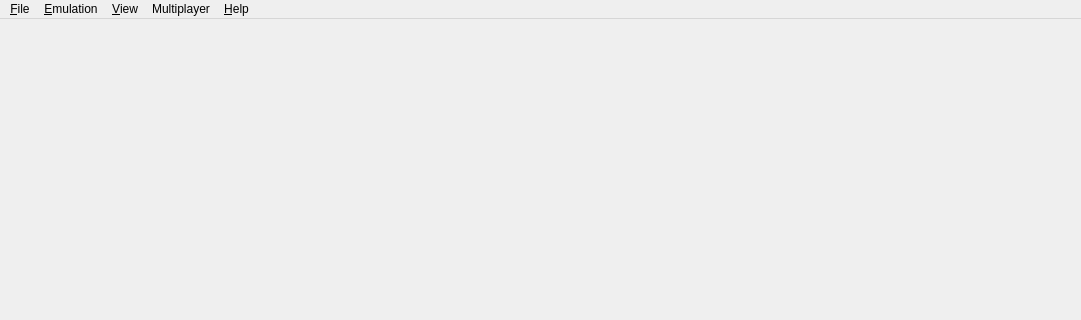
The window that src/citra_qt/main.ui (dd199/citra) describes before a commit, drawn with Qt 5; both pictures show x 0 to 1081 and y 0 to 320 of the 1081 by 730 pixel window.
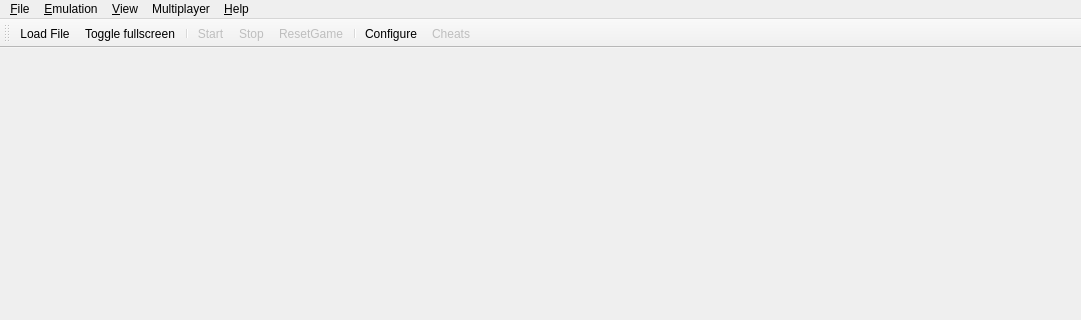
The same window after the commit. Icons and pictures are not drawn.

Commit message: [Qt] toolbar (add option "showToolbar" Shortcut "CTRL+D" )

What changed in the file:
```diff
--- a/src/citra_qt/main.ui
+++ b/src/citra_qt/main.ui
@@ -149,6 +149,38 @@
    <addaction name="menu_Multiplayer"/>
    <addaction name="menu_Help"/>
   </widget>
+    <widget class="QToolBar" name="toolbar">
+      <property name="enabled">
+        <bool>true</bool>
+      </property>
+      <property name="windowTitle">
+        <string>Toolbar</string>
+      </property>
+      <property name="iconSize">
+        <size>
+          <width>35</width>
+          <height>30</height>
+        </size>
+      </property>
+      <property name="floatable">
+        <bool>false</bool>
+      </property>
+      <attribute name="toolBarArea">
+        <enum>TopToolBarArea</enum>
+      </attribute>
+      <attribute name="toolBarBreak">
+        <bool>false</bool>
+      </attribute>
+      <addaction name="action_Toolbar_Load_File"/>
+      <addaction name="action_Toolbar_Toggle_Fullscreen"/>
+      <addaction name="separator"/>
+      <addaction name="action_Toolbar_Start_Pause"/>
+      <addaction name="action_Toolbar_Stop"/>
+      <addaction name="action_Toolbar_Reset"/>
+      <addaction name="separator"/>
+      <addaction name="action_Toolbar_Configure"/>
+      <addaction name="action_Toolbar_Cheats"/>
+    </widget>
   <action name="action_Load_File">
    <property name="text">
     <string>Load File...</string>
@@ -313,6 +345,112 @@
     <string>Fullscreen</string>
    </property>
   </action>
+    <action name="action_Toolbar_Load_File">
+      <property name="icon">
+        <iconset resource="../../dist/toolbar_icons/toolbar_icons.qrc">
+          <normaloff>:/toolbar_icons/rc/load_file.png</normaloff>:/toolbar_icons/rc/load_file.png
+        </iconset>
+      </property>
+      <property name="text">
+        <string>Load File...</string>
+      </property>
+      <property name="toolTip">
+        <string>Load File </string>
+      </property>
+    </action>
+    <action name="action_Toolbar_Toggle_Fullscreen">
+      <property name="icon">
+        <iconset resource="../../dist/toolbar_icons/toolbar_icons.qrc">
+          <normaloff>:/toolbar_icons/rc/fullscreen.png</normaloff>:/toolbar_icons/rc/fullscreen.png
+        </iconset>
+      </property>
+      <property name="text">
+        <string>Toggle fullscreen</string>
+      </property>
+      <property name="toolTip">
+        <string>Toggle fullscreen</string>
+      </property>
+    </action>
+    <action name="action_Toolbar_Start_Pause">
+      <property name="enabled">
+        <bool>false</bool>
+      </property>
+      <property name="icon">
+        <iconset resource="../../dist/toolbar_icons/toolbar_icons.qrc">
+          <normaloff>:/toolbar_icons/rc/start.png</normaloff>:/toolbar_icons/rc/start.png
+        </iconset>
+      </property>
+      <property name="text">
+        <string>Start</string>
+      </property>
+      <property name="toolTip">
+        <string>Start emulation</string>
+      </property>
+    </action>
+    <action name="action_Toolbar_Stop">
+      <property name="enabled">
+        <bool>false</bool>
+      </property>
+      <property name="icon">
+        <iconset resource="../../dist/toolbar_icons/toolbar_icons.qrc">
+          <normaloff>:/toolbar_icons/rc/stop.png</normaloff>:/toolbar_icons/rc/stop.png
+        </iconset>
+      </property>
+      <property name="text">
+        <string>Stop</string>
+      </property>
+      <property name="toolTip">
+        <string>Stop emulation</string>
+      </property>
+    </action>
+    <action name="action_Toolbar_Reset">
+      <property name="enabled">
+        <bool>false</bool>
+      </property>
+      <property name="icon">
+        <iconset resource="../../dist/toolbar_icons/toolbar_icons.qrc">
+          <normaloff>:/toolbar_icons/rc/reset.png</normaloff>:/toolbar_icons/rc/reset.png
+        </iconset>
+      </property>
+      <property name="text">
+        <string>ResetGame</string>
+      </property>
+      <property name="toolTip">
+        <string>Reset Game</string>
+      </property>
+    </action>
+    <action name="action_Toolbar_Configure">
+      <property name="enabled">
+        <bool>true</bool>
+      </property>
+      <property name="icon">
+        <iconset resource="../../dist/toolbar_icons/toolbar_icons.qrc">
+          <normaloff>:/toolbar_icons/rc/configure.png</normaloff>:/toolbar_icons/rc/configure.png
+        </iconset>
+      </property>
+      <property name="text">
+        <string>Configure</string>
+      </property>
+      <property name="toolTip">
+        <string>Configure</string>
+      </property>
+    </action>
+    <action name="action_Toolbar_Cheats">
+      <property name="enabled">
+        <bool>false</bool>
+      </property>
+      <property name="icon">
+        <iconset resource="../../dist/toolbar_icons/toolbar_icons.qrc">
+          <normaloff>:/toolbar_icons/rc/cheats.png</normaloff>:/toolbar_icons/rc/cheats.png
+        </iconset>
+      </property>
+      <property name="text">
+        <string>Cheats</string>
+      </property>
+      <property name="toolTip">
+        <string>Cheats</string>
+      </property>
+    </action>
   <action name="action_Open_Maintenance_Tool">
    <property name="text">
     <string>Modify Citra Install</string>
```
Left out of the diff: 22 changed lines with no effect on the pictures. The commit also changes 16 other files.
